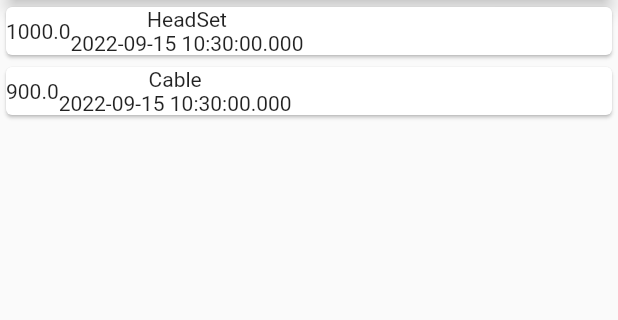
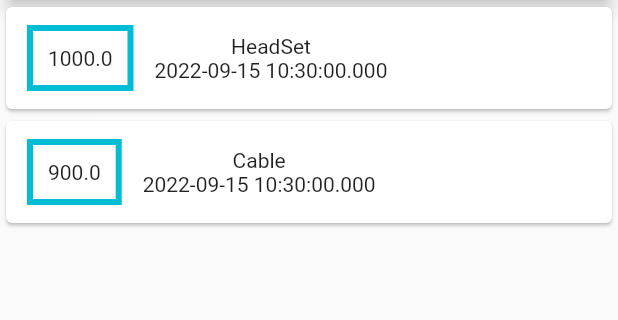
Before and after one commit to Erickeagle3/expense_app, a Flutter app: the screen it shows after launch, on a phone screen of 412 x 824 dp, the part 119-439 px from its top. Run offline on Flutter 3.47's test engine with Material 2 defaults, Android fonts, the phone set to English and light mode, and no system bars.

Commit message:
flutter: doing style in container Signed-off-by: Erickeagle3 <sayanchakraborty334@gmail.com>

```diff
--- a/lib/main.dart
+++ b/lib/main.dart
@@ -57,6 +57,11 @@ class MyApp extends StatelessWidget {
                   children: <Widget>[
                     // ignore: avoid_unnecessary_containers
                     Container(
+                      margin: const EdgeInsets.symmetric(
+                          vertical: 12, horizontal: 14),
+                      decoration: BoxDecoration(
+                          border: Border.all(color: Colors.cyan, width: 4)),
+                      padding: const EdgeInsets.all(10),
                       child: Text(exp.amount.toString()),
                     ),
                     Column(
```
